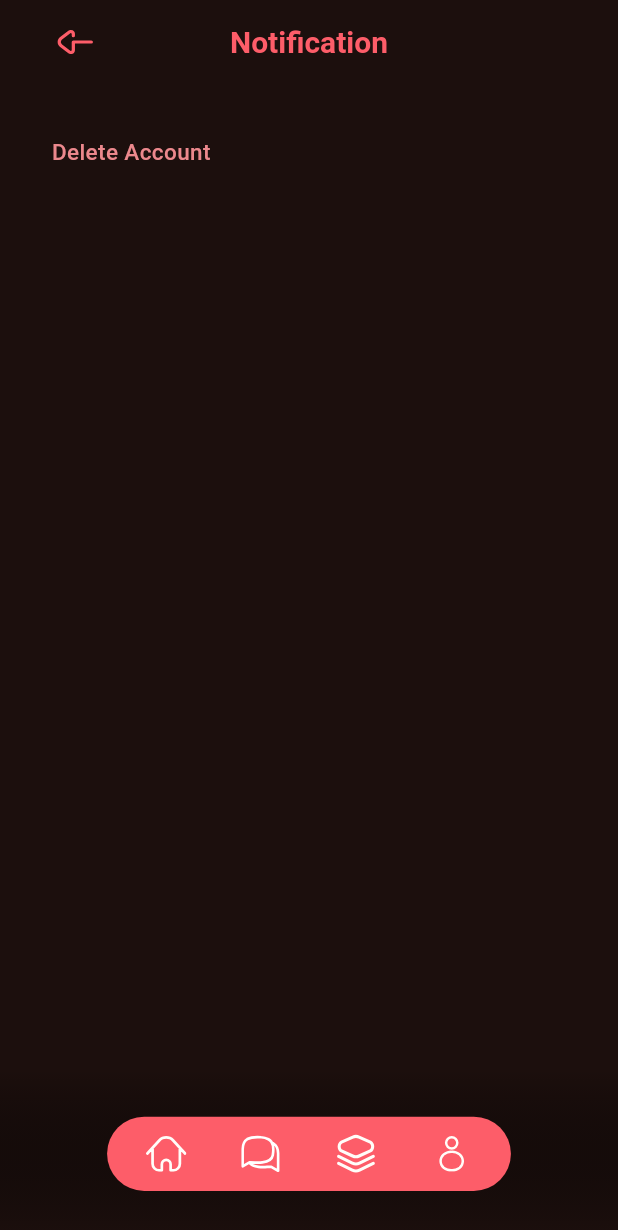
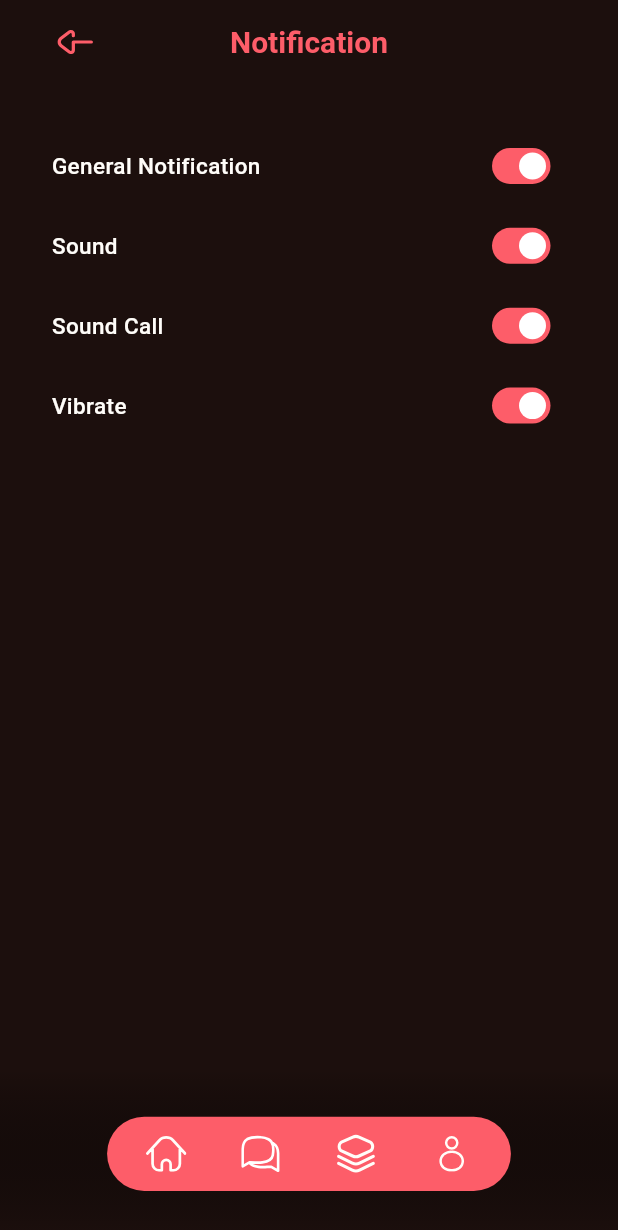
Before and after one commit to AbdulboriyIsroilov/Recipe-App-Ui-Kit-Food, a Flutter app: the NotificationPage screen opened by its route, on a phone screen of 412 x 824 dp. Shown: the top 1230 px of the screen. Run offline on Flutter 3.47's test engine with Material 3 defaults, Android fonts, the phone set to English and light mode, and no system bars; our stand-ins replace dio, flutter_screenutil, flutter_secure_storage, flutter_svg, go_router; accounts and stored records are empty.

```diff
--- a/lib/data/models/category_models/category_model.dart
+++ b/lib/data/models/category_models/category_model.dart
@@ -1,18 +1,17 @@
-class CategoriyModel {
+import 'package:json_annotation/json_annotation.dart';
+
+part 'category_model.g.dart';
+
+@JsonSerializable()
+class CategoryModel {
   final String title, image;
   final int id;
 
-  CategoriyModel({
+  CategoryModel({
     required this.title,
     required this.image,
     required this.id,
   });
 
-  factory CategoriyModel.fromJson(Map<String, dynamic> json) {
-    return CategoriyModel(
-      title: json["title"],
-      image: json["image"],
-      id: json["id"],
-    );
-  }
+  factory CategoryModel.fromJson(Map<String, dynamic> json) => _$CategoryModelFromJson(json);
 }
--- a/lib/data/repositores/categories_repository.dart
+++ b/lib/data/repositores/categories_repository.dart
@@ -7,12 +7,12 @@ class CategoriesRepository {
 
   final ApiClient _client;
 
-  Future<Result<List<CategoriyModel>>> getCategory() async {
+  Future<Result<List<CategoryModel>>> getCategory() async {
     var response = await _client.get<List>("/categories/list");
     return response.fold(
       ((error) => Result.error(error)),
       (onSuccess) => Result.ok(
-        onSuccess.map((item) => CategoriyModel.fromJson(item)).toList(),
+        onSuccess.map((item) => CategoryModel.fromJson(item)).toList(),
       ),
     );
   }
--- a/lib/features/home/manegers/home_view_model.dart
+++ b/lib/features/home/manegers/home_view_model.dart
@@ -32,7 +32,7 @@ class HomeViewModel extends ChangeNotifier {
       topChefLoading = true,
       recentlyLoading = true;
 
-  List<CategoriyModel> categoriy = [];
+  List<CategoryModel> categoriy = [];
   Future<void> fetchCategoriy() async {
     categoryLoading = true;
     notifyListeners();
--- a/lib/features/profile/pages/notification_page.dart
+++ b/lib/features/profile/pages/notification_page.dart
@@ -1,14 +1,20 @@
 import 'package:flutter/material.dart';
 import 'package:flutter_screenutil/flutter_screenutil.dart';
+import 'package:recipe_app_ui_kit_food/features/profile/pages/notification_switch.dart';
 
-import '../../../core/utils/app_colors.dart';
-import '../../../core/utils/app_style.dart';
 import '../../common/widgets/app_bar_common.dart';
 import '../../common/widgets/bottom_navigation_bar_gradient.dart';
 import '../../common/widgets/bottom_navigation_bar_main.dart';
 
-class NotificationPage extends StatelessWidget {
+class NotificationPage extends StatefulWidget {
   const NotificationPage({super.key});
+
+  @override
+  State<NotificationPage> createState() => _NotificationPageState();
+}
+
+class _NotificationPageState extends State<NotificationPage> {
+  bool switch1 = false, switch2 = false, switch3 = false, switch4 = false;
 
   @override
   Widget build(BuildContext context) {
@@ -26,7 +32,10 @@ class NotificationPage extends StatelessWidget {
           crossAxisAlignment: CrossAxisAlignment.start,
           spacing: 15.h,
           children: [
-            Text("Delete Account",style: AppStyles.w500s15w.copyWith(color: AppColors.rosePink),)
+            NotificationSwitch(title: "General Notification",),
+            NotificationSwitch(title: "Sound",),
+            NotificationSwitch(title: "Sound Call",),
+            NotificationSwitch(title: "Vibrate",),
           ],
         ),
       ),
--- /dev/null
+++ b/lib/features/profile/pages/notification_switch.dart
@@ -0,0 +1,48 @@
+import 'package:flutter/material.dart';
+
+import '../../../core/utils/app_colors.dart';
+
+class NotificationSwitch extends StatefulWidget {
+  const NotificationSwitch({
+    super.key,
+    required this.title,
+  });
+
+  final String title;
+
+  @override
+  State<NotificationSwitch> createState() => _NotificationSwitchState();
+}
+
+class _NotificationSwitchState extends State<NotificationSwitch> {
+  bool svitch = true;
+
+  @override
+  Widget build(BuildContext context) {
+    return Row(
+      mainAxisAlignment: MainAxisAlignment.spaceBetween,
+      children: [
+        Text(
+          widget.title,
+          style: Theme.of(context).textTheme.bodyMedium,
+        ),
+        Transform.scale(
+          scale: 0.75,
+          child: Switch(
+            value: svitch,
+            onChanged: (bool value) {
+              setState(() {
+                svitch = value;
+              });
+            },
+            activeColor: Colors.white,
+            activeTrackColor: AppColors.watermelonRed,
+            inactiveThumbColor: Colors.white,
+            inactiveTrackColor: AppColors.watermelonRed,
+            materialTapTargetSize: MaterialTapTargetSize.shrinkWrap,
+          ),
+        ),
+      ],
+    );
+  }
+}
--- a/lib/features/recipe/manegers/category_view_model.dart
+++ b/lib/features/recipe/manegers/category_view_model.dart
@@ -9,7 +9,7 @@ class CategoryViewModel extends ChangeNotifier {
   }
 
   final CategoriesRepository _recipeRepo;
-  List<CategoriyModel> recipe = [];
+  List<CategoryModel> recipe = [];
   bool loading = true;
   String? errorMassege;
 
--- a/lib/features/recipe/widgets/category_detail.dart
+++ b/lib/features/recipe/widgets/category_detail.dart
@@ -10,7 +10,7 @@ class CategoriyDetail extends StatelessWidget {
   const CategoriyDetail({
     super.key, required this.categoriy,
   });
- final CategoriyModel categoriy;
+ final CategoryModel categoriy;
   @override
   Widget build(BuildContext context) {
     return GestureDetector(
--- a/pubspec.yaml
+++ b/pubspec.yaml
@@ -40,6 +40,7 @@ dependencies:
   flutter_svg: ^2.2.0
   go_router: ^16.1.0
   flutter_secure_storage: ^9.2.4
+  json_annotation: ^4.9.0
 
 dev_dependencies:
   flutter_test:
@@ -51,6 +52,9 @@ dev_dependencies:
   # package. See that file for information about deactivating specific lint
   # rules and activating additional ones.
   flutter_lints: ^5.0.0
+  build_runner: ^2.7.0
+  json_serializable: ^6.11.0
+
 
 # For information on the generic Dart part of this file, see the
 # following pages: https://dart.dev/tools/pub/pubspec
```
Also changed, not shown: lib/data/models/category_models/category_model.g.dart (added), pubspec.lock.
